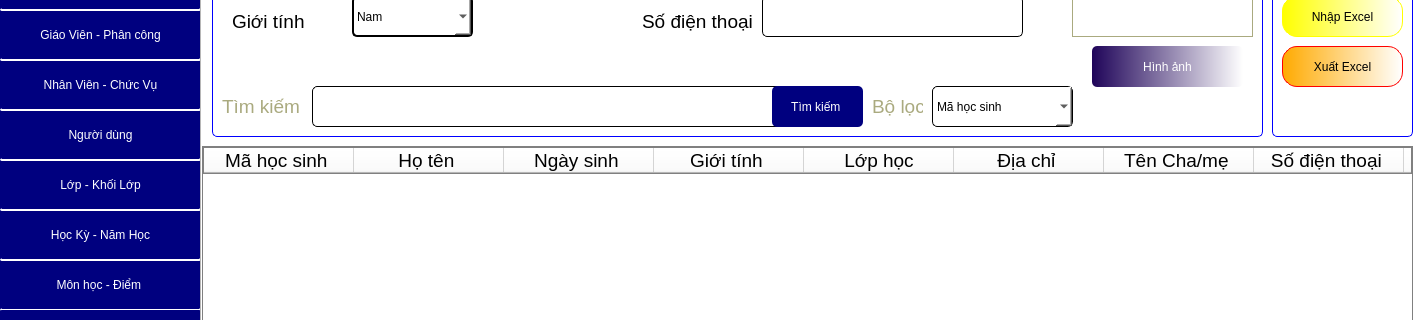
First picture: the form in GUI/TrangChu.ui, repository phuthuy44/Student--py, before the edit; both pictures show x 0 to 1419 and y 230 to 550 of the 1419 by 781 pixel window.
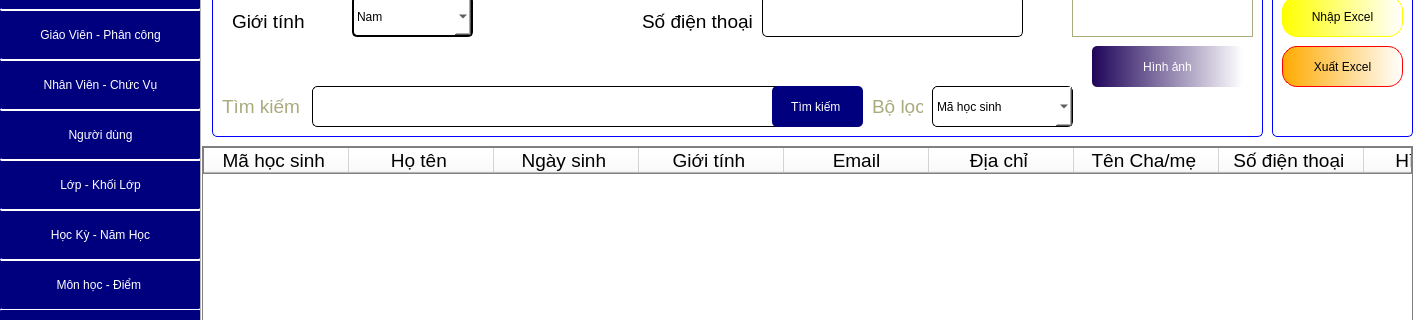
Second picture: the form after the edit.

Patch:
```diff
--- a/GUI/TrangChu.ui
+++ b/GUI/TrangChu.ui
@@ -471,7 +471,7 @@
          <number>0</number>
         </property>
         <attribute name="horizontalHeaderDefaultSectionSize">
-         <number>150</number>
+         <number>145</number>
         </attribute>
         <attribute name="horizontalHeaderHighlightSections">
          <bool>true</bool>
@@ -537,7 +537,7 @@
         </column>
         <column>
          <property name="text">
-          <string>Lớp học</string>
+          <string>Email</string>
          </property>
          <property name="font">
           <font>
```
